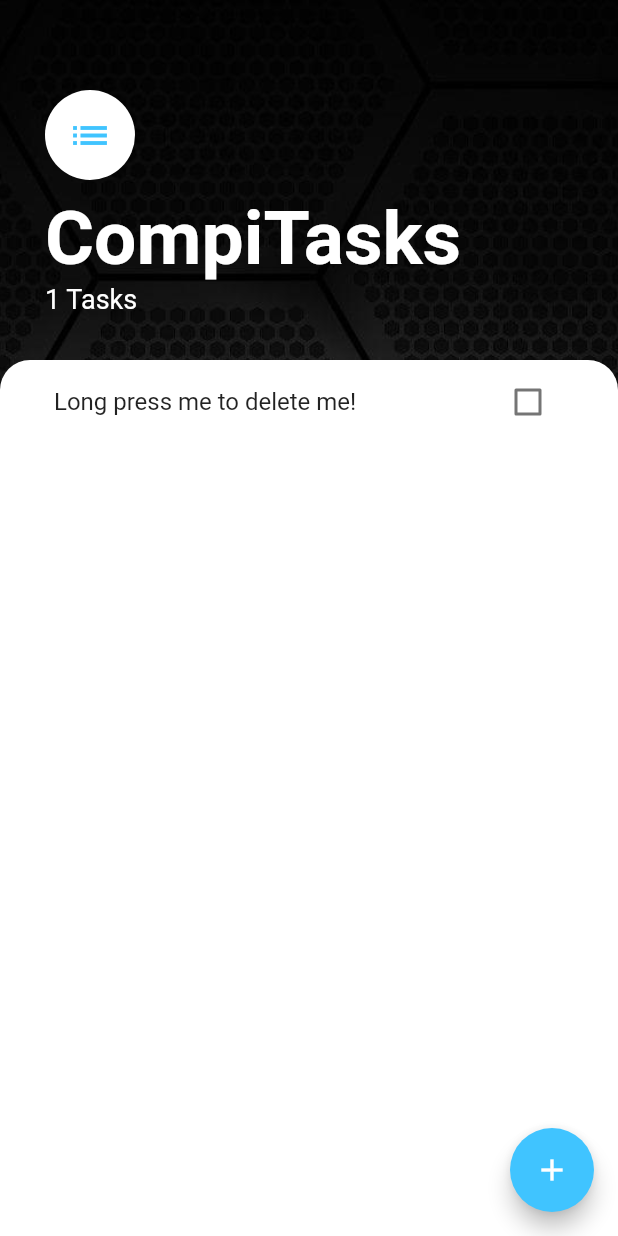
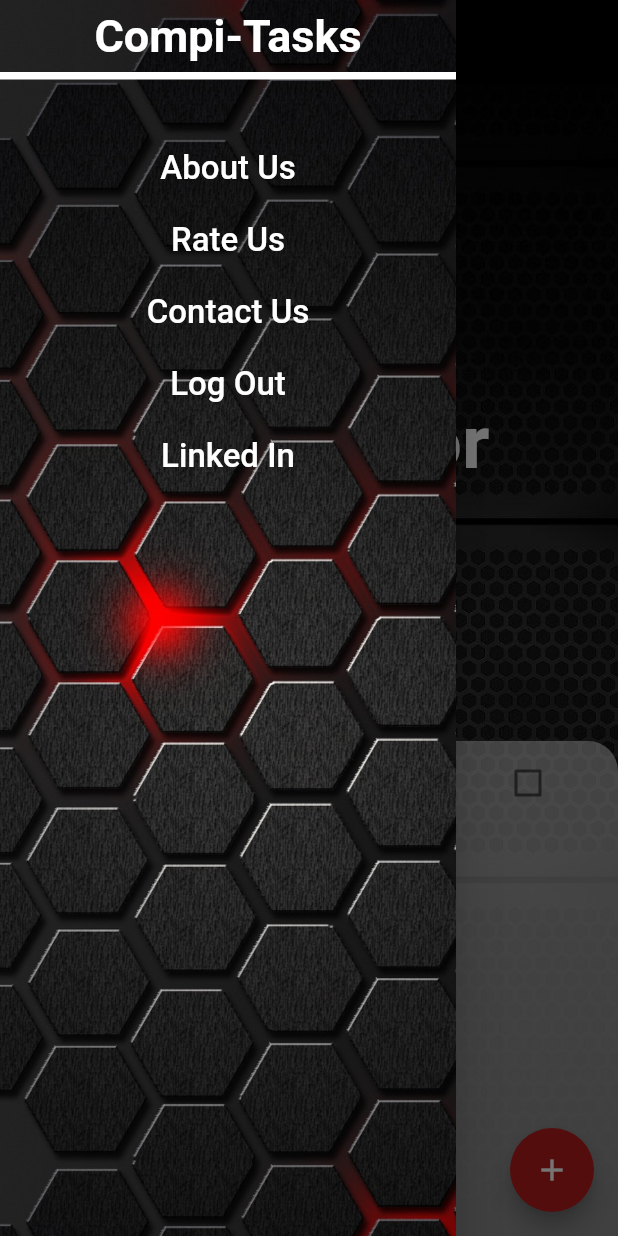
Before and after one commit to eshan1925/CompiTasks, a Flutter app: the TasksScreen screen opened by its route, with the side drawer open (before the commit the screen has no drawer), on a phone screen of 412 x 824 dp. Run offline on Flutter 3.47's test engine with Material 2 defaults, Android fonts, the phone set to English and light mode, and no system bars; our stand-ins replace animated_text_kit, firebase_auth, firebase_core, google_fonts, modal_progress_hud_nsn; accounts and stored records are empty; Roboto replaces fonts that are missing (Girassol).

Commit message:
Completed the app layout

```diff
--- a/lib/main.dart
+++ b/lib/main.dart
@@ -2,6 +2,7 @@ import 'package:flutter/material.dart';
 import 'package:provider/provider.dart';
 import 'package:tasker/Widgets/tasks_list.dart';
 import 'package:tasker/models/task_data.dart';
+import 'package:tasker/screens/About.dart';
 import 'package:tasker/screens/Intro.dart';
 import 'package:tasker/screens/Login_Screen.dart';
 import 'package:tasker/screens/Signup_Screen.dart';
@@ -22,6 +23,7 @@ class MyApp extends StatelessWidget {
       child: MaterialApp(
         home: WelcomeScreen(),
         routes: {
+          AboutUs.id: (context) => AboutUs(),
           LoginScreen.id: (context) => LoginScreen(),
           RegistrationScreen.id: (context) => RegistrationScreen(),
           TasksScreen.id: (context) => TasksScreen(),
--- /dev/null
+++ b/lib/models/Side_menu.dart
@@ -0,0 +1,100 @@
+import 'package:flutter/material.dart';
+import 'package:tasker/screens/Login_Screen.dart';
+import 'package:url_launcher/url_launcher.dart';
+import 'package:tasker/screens/About.dart';
+import 'package:google_fonts/google_fonts.dart';
+
+class SideMenu extends StatelessWidget {
+  const SideMenu({
+    Key key,
+  }) : super(key: key);
+
+  @override
+  Widget build(BuildContext context) {
+    return Drawer(
+      child: Container(
+        decoration: BoxDecoration(
+          image: DecorationImage(
+            image: AssetImage("images/drawer.jpg"),
+            fit: BoxFit.cover,
+          ),
+        ),
+        child: ListView(
+          children: <Widget>[
+            // ignore: deprecated_member_use
+            FlatButton(
+              onPressed: null,
+              child: Text(
+                'Compi-Tasks',
+                style: GoogleFonts.girassol(
+                  textStyle: TextStyle(
+                    fontSize: 30,
+                    fontWeight: FontWeight.w700,
+                    color: Colors.white,
+                  ),
+                ),
+              ),
+            ),
+            SizedBox(
+              height: 5,
+              child: Container(
+                color: Colors.white,
+              ),
+            ),
+            SizedBox(
+              height: 35,
+            ),
+            // ignore: deprecated_member_use
+            FlatButton(
+              // ignore: unnecessary_statements
+              onPressed: () {
+                // ignore: unnecessary_statements
+                (Navigator.pushNamed(context, AboutUs.id));
+              },
+              child: Text(
+                'About Us',
+                style: TextStyle(color: Colors.white, fontSize: 22),
+              ),
+            ),
+            // ignore: deprecated_member_use
+            FlatButton(
+              onPressed: () => launch("https://forms.gle/Xi5F597HuWew5H1k7"),
+              child: Text(
+                'Rate Us',
+                style: TextStyle(color: Colors.white, fontSize: 22),
+              ),
+            ),
+            // ignore: deprecated_member_use
+            FlatButton(
+              onPressed: () => launch("mailto: eshan1925@gmail.com"),
+              child: Text(
+                'Contact Us',
+                style: TextStyle(color: Colors.white, fontSize: 22),
+              ),
+            ),
+            // ignore: deprecated_member_use
+            FlatButton(
+              onPressed: () {
+                // ignore: unnecessary_statements
+                (Navigator.pushNamed(context, LoginScreen.id));
+              },
+              child: Text(
+                'Log Out',
+                style: TextStyle(color: Colors.white, fontSize: 22),
+              ),
+            ),
+            // ignore: deprecated_member_use
+            FlatButton(
+              onPressed: () =>
+                  launch("https://www.linkedin.com/in/eshan-gupta-883383202/"),
+              child: Text(
+                'Linked In',
+                style: TextStyle(color: Colors.white, fontSize: 22),
+              ),
+            ),
+          ],
+        ),
+      ),
+    );
+  }
+}
--- a/lib/screens/add_task_screen.dart
+++ b/lib/screens/add_task_screen.dart
@@ -29,7 +29,7 @@ class AddTaskScreen extends StatelessWidget {
                 textAlign: TextAlign.center,
                 style: GoogleFonts.girassol(
                   textStyle:
-                      TextStyle(color: Colors.lightBlueAccent, fontSize: 30),
+                      TextStyle(color: Colors.red.shade900, fontSize: 30),
                 ),
               ),
             ),
@@ -56,7 +56,7 @@ class AddTaskScreen extends StatelessWidget {
                 style:
                     TextStyle(color: Colors.white, fontWeight: FontWeight.bold),
               ),
-              color: Colors.lightBlueAccent,
+              color: Colors.red.shade900,
               onPressed: () {
                 Provider.of<TaskData>(context, listen: false)
                     .addTask(newTaskTitle);
--- a/lib/screens/tasks_screen.dart
+++ b/lib/screens/tasks_screen.dart
@@ -5,7 +5,9 @@ import 'package:provider/provider.dart';
 import 'package:tasker/Widgets/tasks_list.dart';
 import 'package:tasker/models/task_data.dart';
 import 'package:tasker/screens/add_task_screen.dart';
+import 'package:tasker/models/Side_menu.dart';
 
+// ignore: must_be_immutable
 class TasksScreen extends StatefulWidget {
   static const String id = 'Tasks_Screen';
   @override
@@ -16,9 +18,14 @@ class _TasksScreenState extends State<TasksScreen> {
   @override
   Widget build(BuildContext context) {
     return Scaffold(
+      appBar: AppBar(
+        backgroundColor: Colors.black,
+        foregroundColor: Colors.transparent,
+      ),
+      drawer: SideMenu(),
       backgroundColor: Colors.lightBlueAccent,
       floatingActionButton: FloatingActionButton(
-        backgroundColor: Colors.lightBlueAccent,
+        backgroundColor: Colors.red.shade900,
         child: Icon(Icons.add),
         onPressed: () {
           showModalBottomSheet(
@@ -50,20 +57,25 @@ class _TasksScreenState extends State<TasksScreen> {
               child: Column(
                 crossAxisAlignment: CrossAxisAlignment.start,
                 children: <Widget>[
-                  CircleAvatar(
-                    child: Icon(
-                      Icons.list,
-                      size: 30,
-                      color: Colors.lightBlueAccent,
+                  Center(
+                    child: CircleAvatar(
+                      child: Container(
+                        decoration: BoxDecoration(
+                          image: DecorationImage(
+                            image: AssetImage("images/logo.jpeg"),
+                            fit: BoxFit.cover,
+                          ),
+                        ),
+                      ),
+                      backgroundColor: Colors.white,
+                      radius: 70,
                     ),
-                    backgroundColor: Colors.white,
-                    radius: 30,
                   ),
                   SizedBox(
                     height: 10,
                   ),
                   Text(
-                    'CompiTasks',
+                    'Tasks left for your boring life:',
                     style: GoogleFonts.girassol(
                       textStyle: TextStyle(
                           fontWeight: FontWeight.w700,
@@ -82,7 +94,7 @@ class _TasksScreenState extends State<TasksScreen> {
               child: Container(
                 padding: EdgeInsets.symmetric(horizontal: 20),
                 decoration: BoxDecoration(
-                  color: Colors.white,
+                  color: Colors.white54,
                   borderRadius: BorderRadius.only(
                     topRight: Radius.circular(20),
                     topLeft: Radius.circular(20),
--- a/pubspec.yaml
+++ b/pubspec.yaml
@@ -19,6 +19,7 @@ dependencies:
   cloud_firestore: ^1.0.5
   modal_progress_hud_nsn: ^0.1.0-nullsafety-1
   google_fonts: ^2.0.0
+  url_launcher: ^6.0.3
 
 dev_dependencies:
   flutter_test:
```
Also changed, not shown: lib/screens/About.dart (added, +52 -0 lines), images/drawer.jpg (added), pubspec.lock.
